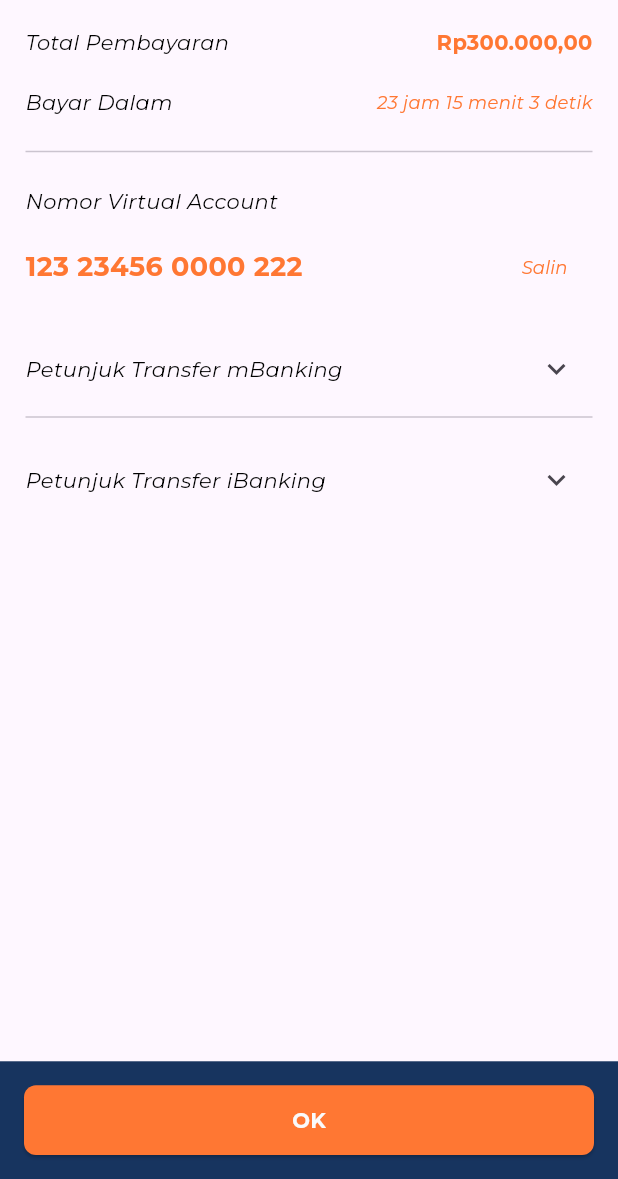
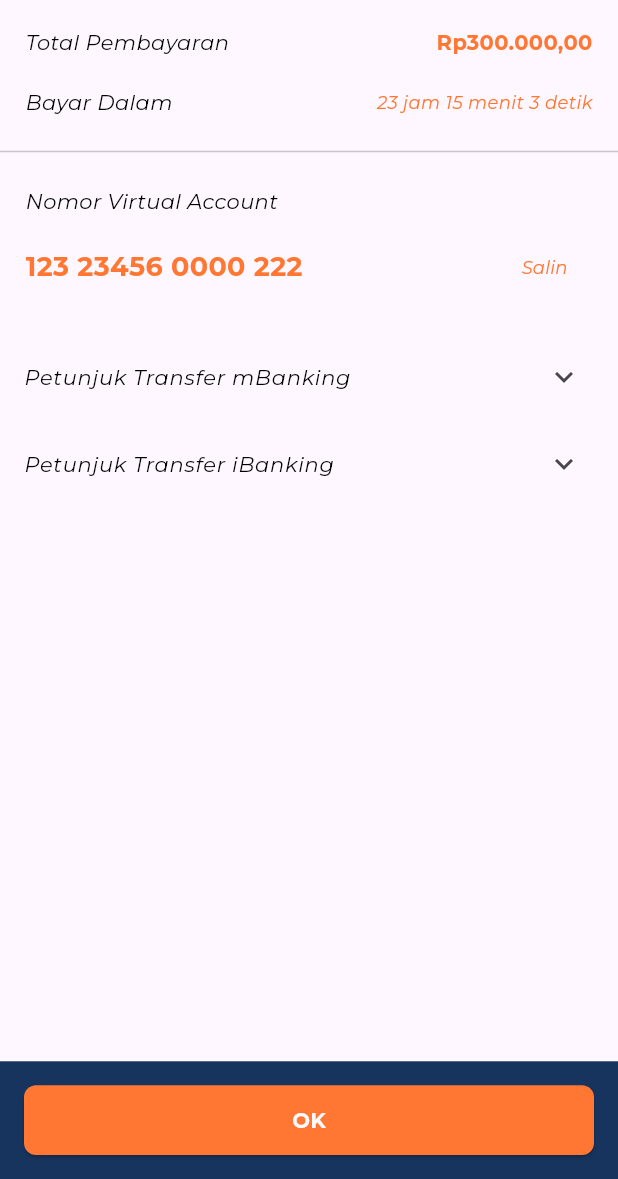
Before and after one commit to Capstone-Tim-12/warehouse-management-system-mobile, a Flutter app: the VirtualAccountScreen screen opened directly, on a phone screen of 412 x 824 dp, the part 57-1236 px from its top. Run offline on Flutter 3.47's test engine with Material 3 defaults, Android fonts, the phone set to English and light mode, and no system bars; our stand-ins replace flutter_svg; network calls fail; project files that could hold a hidden picture were left out.

Commit message:
fix : va screen

```diff
--- a/lib/screens/payment/payment_virtual_account.dart
+++ b/lib/screens/payment/payment_virtual_account.dart
@@ -1,5 +1,4 @@
 import 'package:capstone_wms/classes/colors_collection.dart';
-import 'package:capstone_wms/classes/inputstyle_collection.dart';
 import 'package:capstone_wms/classes/text_collection.dart';
 import 'package:flutter/material.dart';
 
@@ -11,9 +10,6 @@ class VirtualAccountScreen extends StatefulWidget {
 }
 
 class _VirtualAccountScreenState extends State<VirtualAccountScreen> {
-  bool _isShowmBanking = true;
-  bool _isShowiBanking = true;
-  bool _isVisible = true;
   @override
   Widget build(BuildContext context) {
     return Scaffold(
@@ -24,12 +20,12 @@ class _VirtualAccountScreenState extends State<VirtualAccountScreen> {
         ),
       ),
       body: SingleChildScrollView(
-        child: Padding(
-          padding: const EdgeInsets.symmetric(horizontal: 17.0),
         child: Column(
           crossAxisAlignment: CrossAxisAlignment.start,
           children: [
-              Row(
+            Padding(
+              padding: const EdgeInsets.symmetric(horizontal: 17.0),
+              child: Row(
                 crossAxisAlignment: CrossAxisAlignment.start,
                 children: [
                   Text(
@@ -47,8 +43,11 @@ class _VirtualAccountScreenState extends State<VirtualAccountScreen> {
                   ),
                 ],
               ),
+            ),
             const SizedBox(height: 20),
-              Row(
+            Padding(
+              padding: const EdgeInsets.symmetric(horizontal: 17.0),
+              child: Row(
                 children: [
                   Text(
                     "Bayar Dalam",
@@ -65,17 +64,23 @@ class _VirtualAccountScreenState extends State<VirtualAccountScreen> {
                   )
                 ],
               ),
+            ),
             const SizedBox(height: 15),
             const Divider(),
             const SizedBox(height: 15),
-              Text(
+            Padding(
+              padding: const EdgeInsets.symmetric(horizontal: 17.0),
+              child: Text(
                 "Nomor Virtual Account",
                 style: TextCollection().bodySmall.copyWith(
                       fontWeight: FontWeight.normal,
                     ),
               ),
+            ),
             const SizedBox(height: 10),
-              Row(
+            Padding(
+              padding: const EdgeInsets.symmetric(horizontal: 17.0),
+              child: Row(
                 children: [
                   Text(
                     "123 23456 0000 222",
@@ -95,41 +100,22 @@ class _VirtualAccountScreenState extends State<VirtualAccountScreen> {
                   ),
                 ],
               ),
+            ),
             const SizedBox(height: 20),
-              Row(
-                children: [
-                  Text(
+            Theme(
+              data: Theme.of(context).copyWith(
+                dividerColor: Colors.transparent,
+              ),
+              child: ExpansionTile(
+                title: Text(
                   "Petunjuk Transfer mBanking",
                   style: TextCollection().bodySmall.copyWith(
                         fontWeight: FontWeight.normal,
                       ),
                 ),
-                  const Spacer(),
-                  IconButton(
-                    onPressed: () {
-                      setState(() {
-                        _isShowmBanking = !_isShowmBanking;
-                        _isShowiBanking = !_isShowiBanking;
-                        _isVisible = !_isVisible;
-                      });
-                    },
-                    icon: _isShowmBanking
-                        ? const Icon(Icons.keyboard_arrow_down)
-                        : const Icon(Icons.keyboard_arrow_up),
-                  ),
-                ],
-              ),
-              const Divider(),
-              const SizedBox(height: 10),
-              Stack(
                 children: [
-                  Visibility(
-                    visible: !_isShowmBanking,
-                    maintainSize: true,
-                    maintainAnimation: true,
-                    maintainState: true,
-                    child: SizedBox(
-                      width: double.infinity,
+                  Padding(
+                    padding: const EdgeInsets.symmetric(horizontal: 17.0),
                     child: RichText(
                       text: TextSpan(
                         text: "1. Pilih m-Transfer > BCA Virtual Account\n",
@@ -161,49 +147,26 @@ class _VirtualAccountScreenState extends State<VirtualAccountScreen> {
                       ),
                     ),
                   ),
+                ],
               ),
-                  const SizedBox(height: 10),
-                  Column(
-                    children: [
-                      Visibility(
-                        visible: _isVisible,
-                        child: Row(
-                          children: [
-                            Text(
+            ),
+            Theme(
+              data: Theme.of(context).copyWith(
+                dividerColor: Colors.transparent,
+              ),
+              child: ExpansionTile(
+                title: Text(
                   "Petunjuk Transfer iBanking",
                   style: TextCollection().bodySmall.copyWith(
                         fontWeight: FontWeight.normal,
                       ),
                 ),
-                            const Spacer(),
-                            IconButton(
-                              onPressed: () {
-                                setState(() {
-                                  _isShowiBanking = !_isShowiBanking;
-                                  // _isShowmBanking = !_isShowmBanking;
-                                });
-                              },
-                              icon: _isShowiBanking
-                                  ? const Icon(Icons.keyboard_arrow_down)
-                                  : const Icon(Icons.keyboard_arrow_up),
-                            ),
-                          ],
-                        ),
-                      ),
-                      Stack(
                 children: [
-                          const SizedBox(height: 50),
-                          Visibility(
-                            visible: _isVisible && !_isShowiBanking,
-                            maintainSize: true,
-                            maintainAnimation: true,
-                            maintainState: true,
-                            child: SizedBox(
-                              width: double.infinity,
+                  Padding(
+                    padding: const EdgeInsets.symmetric(horizontal: 17.0),
                     child: RichText(
                       text: TextSpan(
-                                  text:
-                                      "1. Pilih i-Transfer > BCA Virtual Account\n",
+                        text: "1. Pilih i-Transfer > BCA Virtual Account\n",
                         style: TextCollection().bodySmall.copyWith(
                               fontWeight: FontWeight.normal,
                               fontSize: 12,
@@ -211,14 +174,11 @@ class _VirtualAccountScreenState extends State<VirtualAccountScreen> {
                             ),
                         children: <TextSpan>[
                           const TextSpan(
-                                      text:
-                                          "2. Masukkan nomor Virtual Account ",
+                            text: "2. Masukkan nomor Virtual Account ",
                           ),
                           TextSpan(
                             text: " 123 23456 0000 222\n",
-                                      style: TextCollection()
-                                          .smallLabel
-                                          .copyWith(
+                            style: TextCollection().smallLabel.copyWith(
                                   color: ColorApp().secondaryColor,
                                   fontWeight: FontWeight.bold,
                                 ),
@@ -229,22 +189,16 @@ class _VirtualAccountScreenState extends State<VirtualAccountScreen> {
                                 "3. Periksa informasi yang tertera di layar. Pastikan Merchant adalah Digihouse, dan total tagihan sudah Benar.\n",
                           ),
                           const TextSpan(
-                                      text:
-                                          "4. Masukkan PIN i-BCA anda dan pilih OK",
+                            text: "4. Masukkan PIN i-BCA anda dan pilih OK",
                           ),
                         ],
                       ),
                     ),
                   ),
+                ],
+              ),
             ),
           ],
-                      ),
-                    ],
-                  ),
-                ],
-              ),
-            ],
-          ),
         ),
       ),
       bottomNavigationBar: Container(
```
Lines whose indentation alone changed are shown as unchanged.
